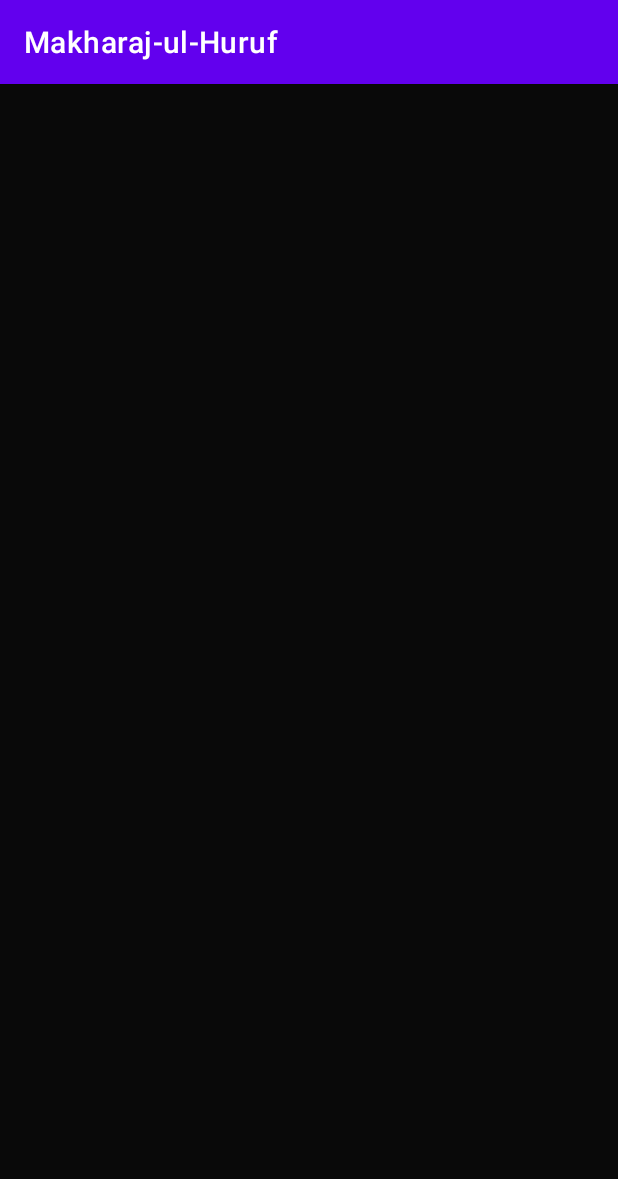
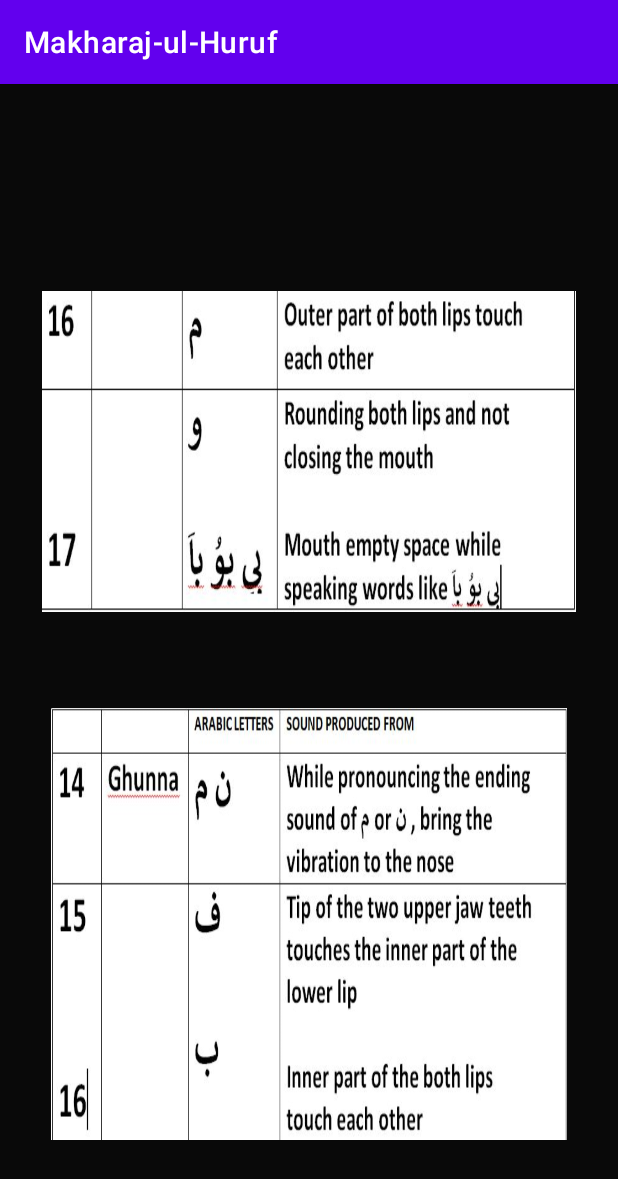
Before and after one commit to ahmadKhursheed/Makharaj-ul-Huruf, an Android app: the MainActivity4 screen opened directly, with no data from a screen before it, on a phone screen of 412 x 824 dp. Shown: the top 1179 px of the screen. Run offline under Robolectric (Android 15) with nearby library versions, the phone set to English and light mode, and no system bars; 7 statements that could not run were skipped.

Commit message:
set images in activities

```diff
--- a/app/src/main/java/com/example/makharaj_ul_huruf/MainActivity4.java
+++ b/app/src/main/java/com/example/makharaj_ul_huruf/MainActivity4.java
@@ -9,8 +9,8 @@ import android.widget.TextView;
 public class MainActivity4 extends AppCompatActivity {
 
 
-    public TextView head;
-    public ImageView img1,img2;
+    TextView head;
+    ImageView img1,img2;
 
     @Override
     protected void onCreate(Bundle savedInstanceState) {
@@ -18,14 +18,39 @@ public class MainActivity4 extends AppCompatActivity {
         setContentView(R.layout.activity_main4);
 
         String BtnName = getIntent().getStringExtra("button");
-        img1=findViewById(R.id.imageView);
+        img1=findViewById(R.id.imageView2);
+        img2=findViewById(R.id.imageView3);
         head=findViewById(R.id.textView);
         head.setText(BtnName.toString());
 
 
-//        if (BtnName.equals("Halqiyah")) {
-//            img1.setBackgroundResource(R.drawable.halqiyah);
-//
-//        }
+        if (BtnName.equals("Halqiyah")) {
+            img1.setBackgroundResource(R.drawable.halqiyah1);
+            img2.setBackgroundResource(R.drawable.halqiyah);
+        }
+        else if (BtnName.equals("Lahatiyah")) {
+            img1.setBackgroundResource(R.drawable.lahatiyah1);
+            img2.setBackgroundResource(R.drawable.lahatiyah);
+        }
+        else if (BtnName.equals("Shajariyah-Haafiyah")) {
+            img1.setBackgroundResource(R.drawable.shajar1);
+            img2.setBackgroundResource(R.drawable.shajar);
+        }
+        else if (BtnName.equals("Tarfiyah")) {
+            img1.setBackgroundResource(R.drawable.tarfiyah1);
+            img2.setBackgroundResource(R.drawable.tarfiyah);
+        }
+        else if (BtnName.equals("Nit-eeyah")) {
+            img1.setBackgroundResource(R.drawable.nit1);
+            img2.setBackgroundResource(R.drawable.nit);
+        }
+        else if (BtnName.equals("Lisaveyah")) {
+            img1.setBackgroundResource(R.drawable.lahatiyah1);
+            img2.setBackgroundResource(R.drawable.lahatiyah);
+        }
+        else{
+            img1.setBackgroundResource(R.drawable.ghunna2);
+            img2.setBackgroundResource(R.drawable.ghunna1);
+        }
     }
 }
--- a/app/src/main/res/layout/activity_main4.xml
+++ b/app/src/main/res/layout/activity_main4.xml
@@ -20,4 +20,31 @@
         app:layout_constraintHorizontal_bias="0.404"
         app:layout_constraintStart_toStartOf="parent"
         app:layout_constraintTop_toTopOf="parent" />
+
+    <ImageView
+        android:id="@+id/imageView2"
+        android:layout_width="356dp"
+        android:layout_height="214dp"
+        android:layout_marginStart="160dp"
+        android:layout_marginTop="28dp"
+        android:layout_marginEnd="160dp"
+        app:layout_constraintEnd_toEndOf="parent"
+        app:layout_constraintHorizontal_bias="0.501"
+        app:layout_constraintStart_toStartOf="parent"
+        app:layout_constraintTop_toBottomOf="@+id/textView"
+        tools:srcCompat="@tools:sample/avatars" />
+
+    <ImageView
+        android:id="@+id/imageView3"
+        android:layout_width="344dp"
+        android:layout_height="288dp"
+        android:layout_marginStart="160dp"
+        android:layout_marginTop="100dp"
+        android:layout_marginEnd="160dp"
+        android:layout_marginBottom="100dp"
+        app:layout_constraintBottom_toBottomOf="parent"
+        app:layout_constraintEnd_toEndOf="parent"
+        app:layout_constraintStart_toStartOf="parent"
+        app:layout_constraintTop_toBottomOf="@+id/imageView2"
+        tools:srcCompat="@tools:sample/avatars" />
 </androidx.constraintlayout.widget.ConstraintLayout>
```
